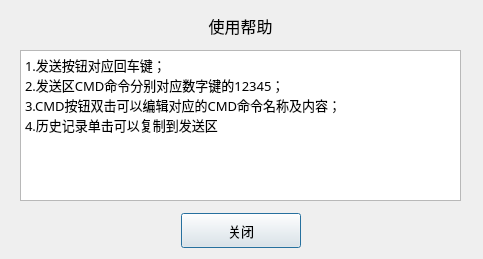
Above: custom/help.ui from xuzhonglin/UpperMonitor before the change. Below: the same form after it.
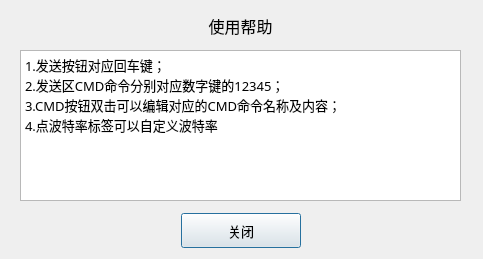
That is the form after the change.

Commit message: fix bugs,User can customize the serial baudrate by click the label.

```diff
--- a/custom/help.ui
+++ b/custom/help.ui
@@ -35,7 +35,7 @@
 &lt;p style=&quot; margin-top:0px; margin-bottom:0px; margin-left:0px; margin-right:0px; -qt-block-indent:0; text-indent:0px;&quot;&gt;&lt;span style=&quot; font-family:'SimSun'; font-size:10pt;&quot;&gt;1.发送按钮对应回车键；&lt;/span&gt;&lt;/p&gt;
 &lt;p style=&quot; margin-top:0px; margin-bottom:0px; margin-left:0px; margin-right:0px; -qt-block-indent:0; text-indent:0px;&quot;&gt;&lt;span style=&quot; font-family:'SimSun'; font-size:10pt;&quot;&gt;2.发送区CMD命令分别对应数字键的12345；&lt;/span&gt;&lt;/p&gt;
 &lt;p style=&quot; margin-top:0px; margin-bottom:0px; margin-left:0px; margin-right:0px; -qt-block-indent:0; text-indent:0px;&quot;&gt;&lt;span style=&quot; font-family:'SimSun'; font-size:10pt;&quot;&gt;3.CMD按钮双击可以编辑对应的CMD命令名称及内容；&lt;/span&gt;&lt;/p&gt;
-&lt;p style=&quot; margin-top:0px; margin-bottom:0px; margin-left:0px; margin-right:0px; -qt-block-indent:0; text-indent:0px;&quot;&gt;&lt;span style=&quot; font-family:'SimSun'; font-size:10pt;&quot;&gt;4.历史记录单击可以复制到发送区&lt;/span&gt;&lt;/p&gt;&lt;/body&gt;&lt;/html&gt;</string>
+&lt;p style=&quot; margin-top:0px; margin-bottom:0px; margin-left:0px; margin-right:0px; -qt-block-indent:0; text-indent:0px;&quot;&gt;&lt;span style=&quot; font-family:'SimSun'; font-size:10pt;&quot;&gt;4.点波特率标签可以自定义波特率&lt;/span&gt;&lt;/p&gt;&lt;/body&gt;&lt;/html&gt;</string>
    </property>
   </widget>
   <widget class="QWidget" name="horizontalLayoutWidget">
```
The commit also changes 3 other files.
